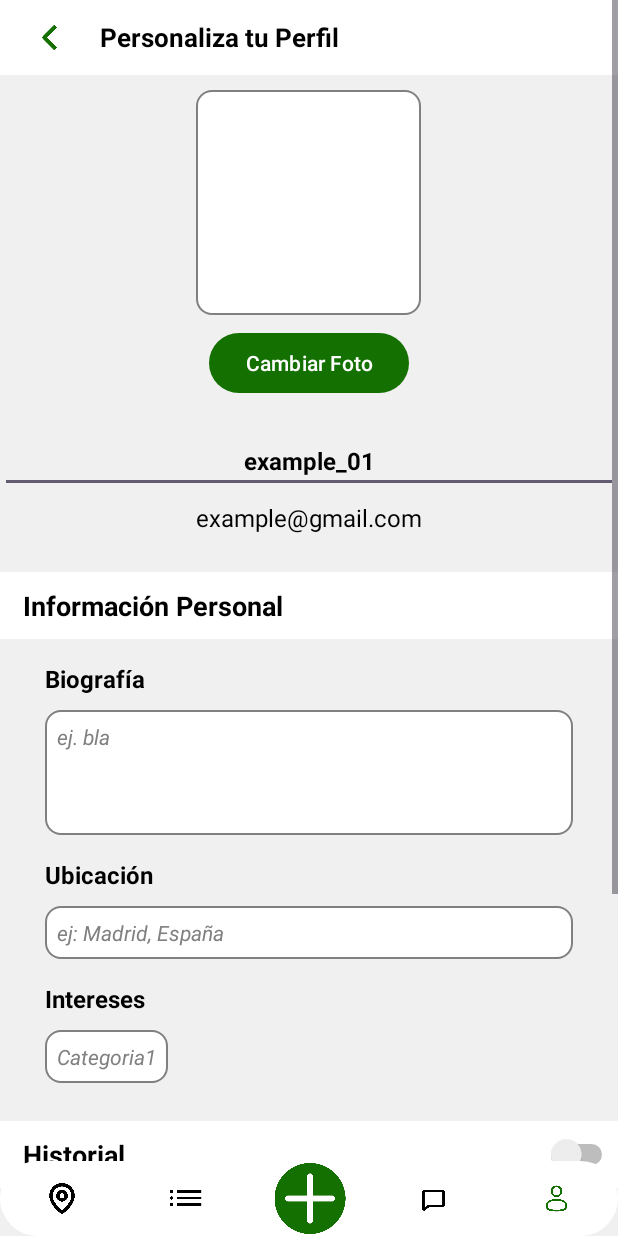
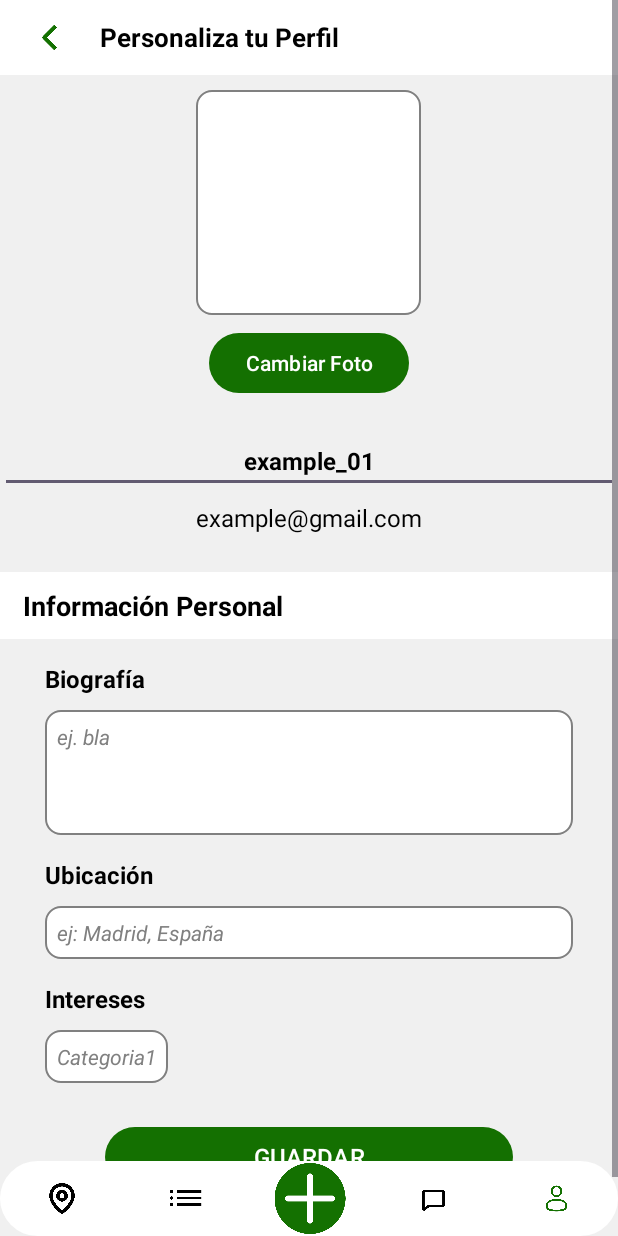
Before and after one commit to yiyiliman1/TFG, an Android app: the PerfilEditar screen opened directly, with no data from a screen before it, on a phone screen of 412 x 824 dp. Run offline under Robolectric (Android 15) with nearby library versions, the phone set to English and light mode, and no system bars; our stand-ins replace Firebase (no records; nobody signed in at launch, a user with empty details on screens opened directly).

Commit message:
Terminado tt

```diff
--- a/app/src/main/java/com/example/join/PerfilEditar.java
+++ b/app/src/main/java/com/example/join/PerfilEditar.java
@@ -11,6 +11,7 @@ import android.os.Build;
 import android.os.Bundle;
 import android.provider.MediaStore;
 import android.util.Log;
+import android.view.View;
 import android.widget.Button;
 import android.widget.EditText;
 import android.widget.ImageView;
@@ -308,4 +309,8 @@ public class PerfilEditar extends AppCompatActivity {
         builder.show();
     }
 
+    public void irAOtraPantalla(View view) {
+        Intent intent = new Intent(this, menu.class);
+        startActivity(intent);
+    }
 }
--- a/app/src/main/java/com/example/join/PerfilUsuario.java
+++ b/app/src/main/java/com/example/join/PerfilUsuario.java
@@ -208,4 +208,6 @@ public class PerfilUsuario extends AppCompatActivity {
             Toast.makeText(this, "Error al verificar el chat", Toast.LENGTH_SHORT).show();
         });
     }
+
+
 }
--- a/app/src/main/res/layout/activity_perfil_editar.xml
+++ b/app/src/main/res/layout/activity_perfil_editar.xml
@@ -36,6 +36,7 @@
                     android:layout_gravity="start"
                     android:layout_weight="2"
                     android:padding="13dp"
+                    android:onClick="irAOtraPantalla"
                     app:srcCompat="@drawable/back" />
 
                 <TextView
@@ -227,7 +228,8 @@
                         android:layout_height="match_parent"
                         android:background="@color/white"
                         android:gravity="center"
-                        android:orientation="horizontal">
+                        android:orientation="horizontal"
+                        android:visibility="gone">
 
                         <TextView
                             android:id="@+id/textView32"
@@ -253,7 +255,8 @@
                         android:layout_height="match_parent"
                         android:layout_marginTop="10dp"
                         android:layout_weight="1"
-                        android:orientation="horizontal">
+                        android:orientation="horizontal"
+                        android:visibility="gone">
 
                         <TextView
                             android:id="@+id/textView39"
@@ -282,7 +285,8 @@
                         android:layout_width="match_parent"
                         android:layout_height="match_parent"
                         android:layout_marginTop="10dp"
-                        android:orientation="horizontal">
+                        android:orientation="horizontal"
+                        android:visibility="gone">
 
                         <TextView
                             android:id="@+id/textView40"
@@ -312,7 +316,8 @@
                         android:layout_height="match_parent"
                         android:layout_marginTop="25dp"
                         android:background="@color/white"
-                        android:orientation="vertical">
+                        android:orientation="vertical"
+                        android:visibility="gone">
 
                         <TextView
                             android:id="@+id/textView41"
@@ -332,7 +337,8 @@
                         android:layout_width="match_parent"
                         android:layout_height="match_parent"
                         android:gravity="center"
-                        android:orientation="horizontal">
+                        android:orientation="horizontal"
+                        android:visibility="gone">
 
                         <TextView
                             android:id="@+id/textView42"
@@ -357,7 +363,6 @@
                         android:layout_width="match_parent"
                         android:layout_height="wrap_content"
                         android:layout_marginStart="70dp"
-                        android:layout_marginTop="10dp"
                         android:layout_marginEnd="70dp"
                         android:layout_marginBottom="70dp"
                         android:text="GUARDAR"
--- a/app/src/main/res/values/themes.xml
+++ b/app/src/main/res/values/themes.xml
@@ -1,8 +1,7 @@
 <resources xmlns:tools="http://schemas.android.com/tools">
-    <!-- Base application theme. -->
     <style name="Base.Theme.JOIN" parent="Theme.Material3.DayNight.NoActionBar">
-        <!-- Customize your light theme here. -->
-        <!-- <item name="colorPrimary">@color/my_light_primary</item> -->
+        <item name="android:statusBarColor">#147001</item>
+        <item name="android:windowLightStatusBar">false</item>
     </style>
 
     <style name="Theme.JOIN" parent="Base.Theme.JOIN" />
```
Also changed, not shown: app/src/main/res/layout/login.xml (+10 -4 lines).
